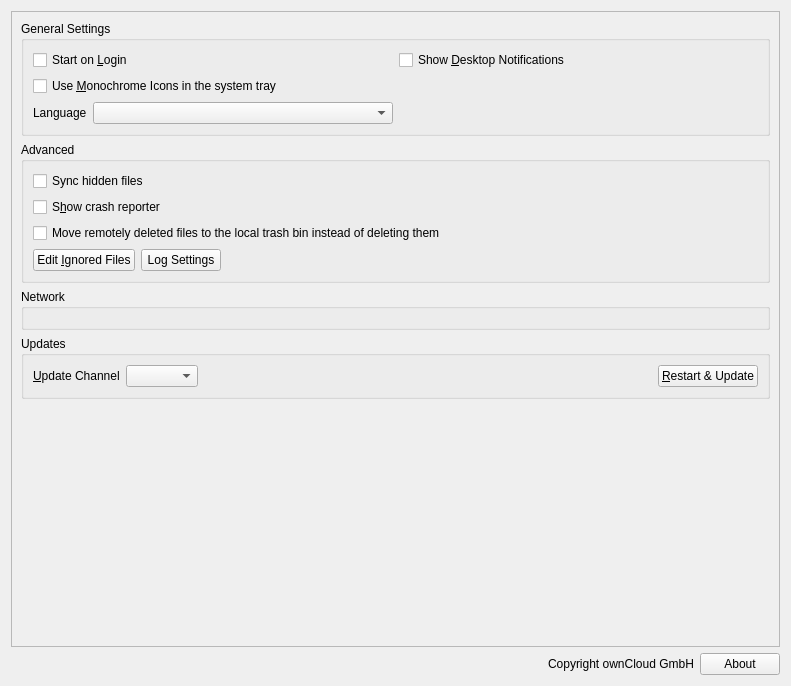
Above: src/gui/generalsettings.ui from GrossLukas/client before the change. Below: the same form after it.
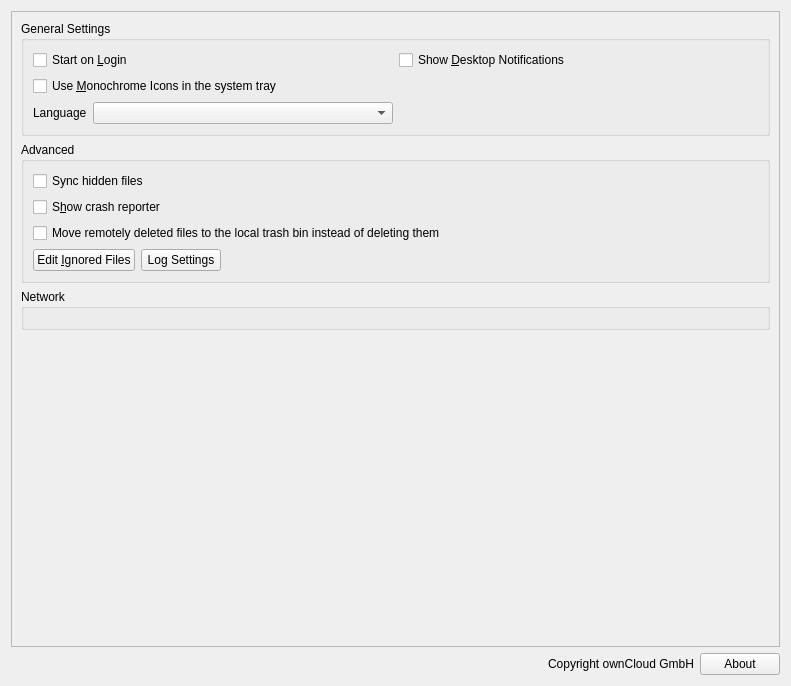
That is the form after the change. Custom widgets are drawn as their Qt base class.

Commit message:
Add update information to the about dialog
Fixes: #11486

What changed in the file:
```diff
--- a/src/gui/generalsettings.ui
+++ b/src/gui/generalsettings.ui
@@ -175,67 +175,6 @@
          </layout>
         </widget>
        </item>
-       <item>
-        <widget class="QGroupBox" name="updaterWidget">
-         <property name="title">
-          <string>Updates</string>
-         </property>
-         <layout class="QHBoxLayout" name="horizontalLayout">
-          <item>
-           <widget class="QLabel" name="updateChannelLabel">
-            <property name="sizePolicy">
-             <sizepolicy hsizetype="Maximum" vsizetype="Preferred">
-              <horstretch>0</horstretch>
-              <verstretch>0</verstretch>
-             </sizepolicy>
-            </property>
-            <property name="text">
-             <string>&amp;Update Channel</string>
-            </property>
-            <property name="buddy">
-             <cstring>updateChannel</cstring>
-            </property>
-           </widget>
-          </item>
-          <item>
-           <widget class="QComboBox" name="updateChannel">
-            <property name="sizePolicy">
-             <sizepolicy hsizetype="Maximum" vsizetype="Fixed">
-              <horstretch>0</horstretch>
-              <verstretch>0</verstretch>
-             </sizepolicy>
-            </property>
-           </widget>
-          </item>
-          <item>
-           <widget class="QLabel" name="updateStateLabel">
-            <property name="text">
-             <string/>
-            </property>
-            <property name="wordWrap">
-             <bool>true</bool>
-            </property>
-            <property name="openExternalLinks">
-             <bool>true</bool>
-            </property>
-           </widget>
-          </item>
-          <item>
-           <widget class="QPushButton" name="restartButton">
-            <property name="sizePolicy">
-             <sizepolicy hsizetype="Maximum" vsizetype="Fixed">
-              <horstretch>0</horstretch>
-              <verstretch>0</verstretch>
-             </sizepolicy>
-            </property>
-            <property name="text">
-             <string>&amp;Restart &amp;&amp; Update</string>
-            </property>
-           </widget>
-          </item>
-         </layout>
-        </widget>
-       </item>
        <item>
         <spacer name="verticalSpacer">
          <property name="orientation">
```
Left out of the diff: 2 changed lines with no effect on the pictures. The commit also changes 5 other files.
